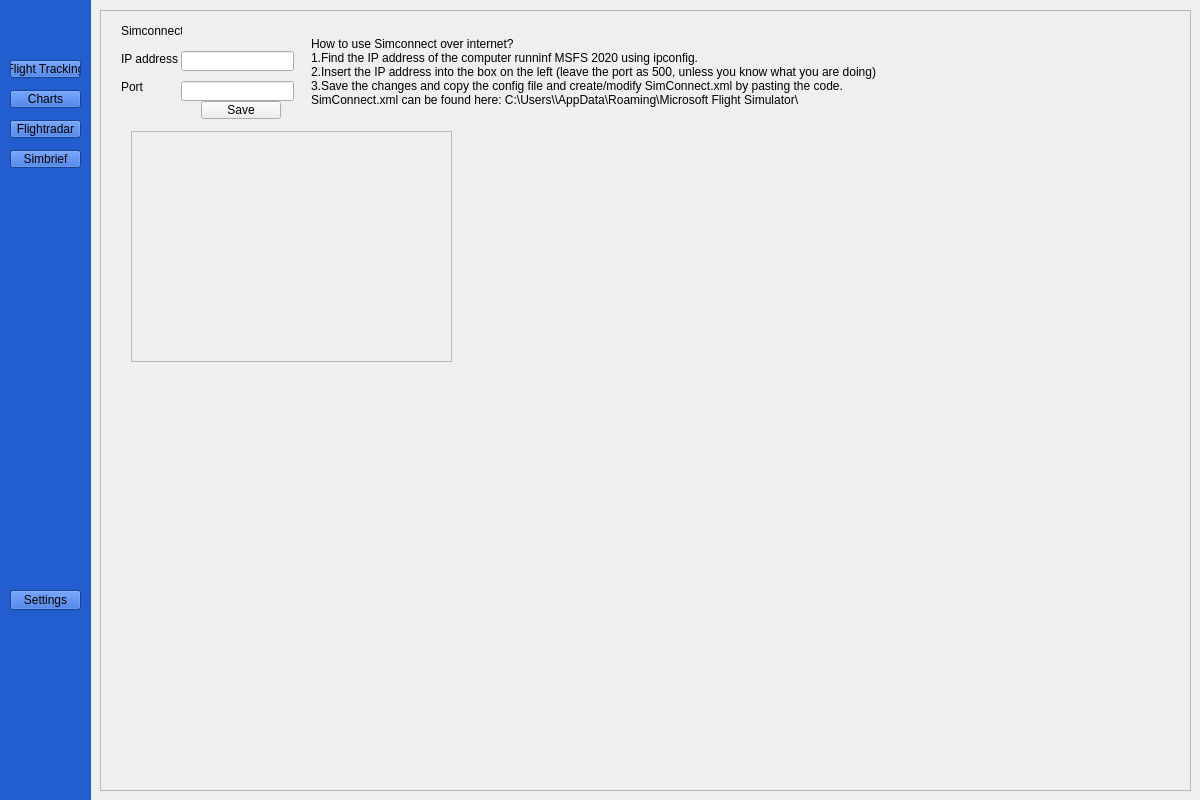
Qt form tracking.ui (WiktorKociuba/VATATS) before a commit.
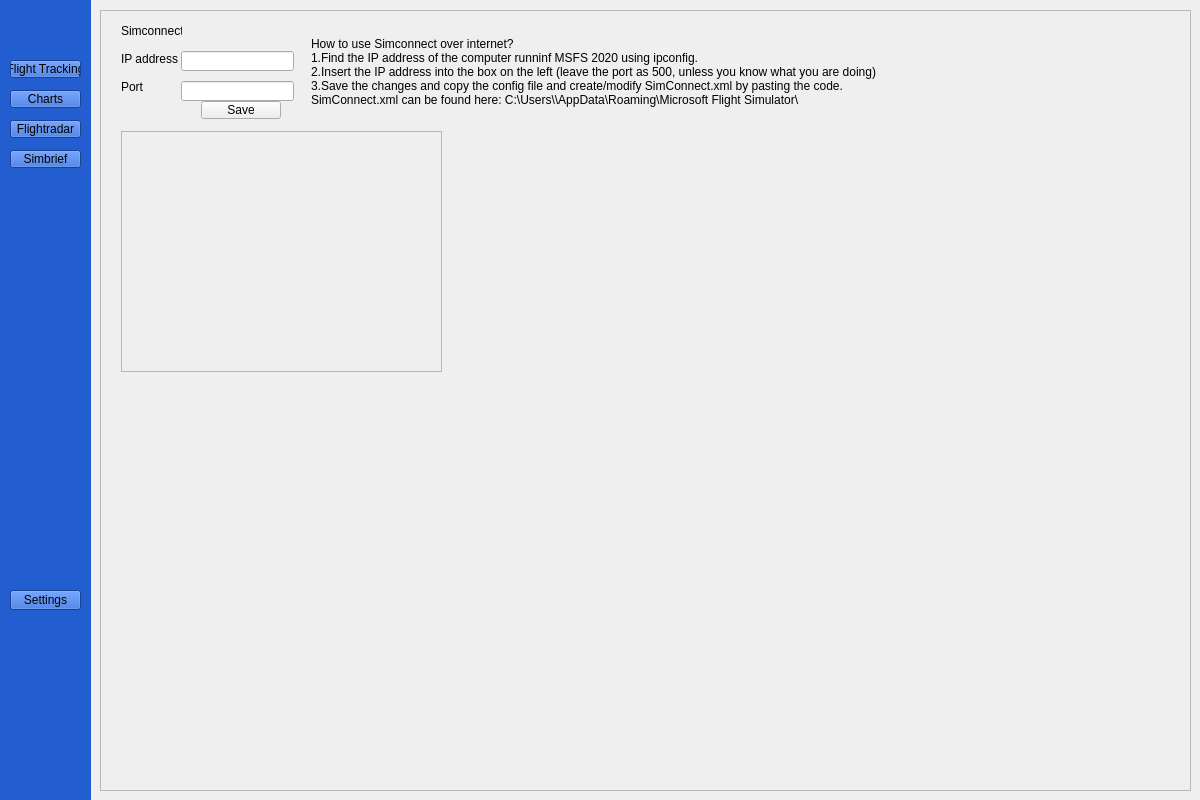
The same form after that commit. The open tabs and pages were chosen to show the change.

Commit message:
Updated SimConnect over Internet
Implements saving of SimConnect.cfg with user-specified IP and port.

Patch:
```diff
--- a/tracking.ui
+++ b/tracking.ui
@@ -365,10 +365,10 @@
        </property>
        <property name="geometry">
         <rect>
-         <x>20</x>
+         <x>10</x>
          <y>110</y>
          <width>321</width>
-         <height>231</height>
+         <height>241</height>
         </rect>
        </property>
        <property name="html">
```
Left out of the diff: 26 changed lines with no effect on the pictures. The commit also changes 1 other file.
